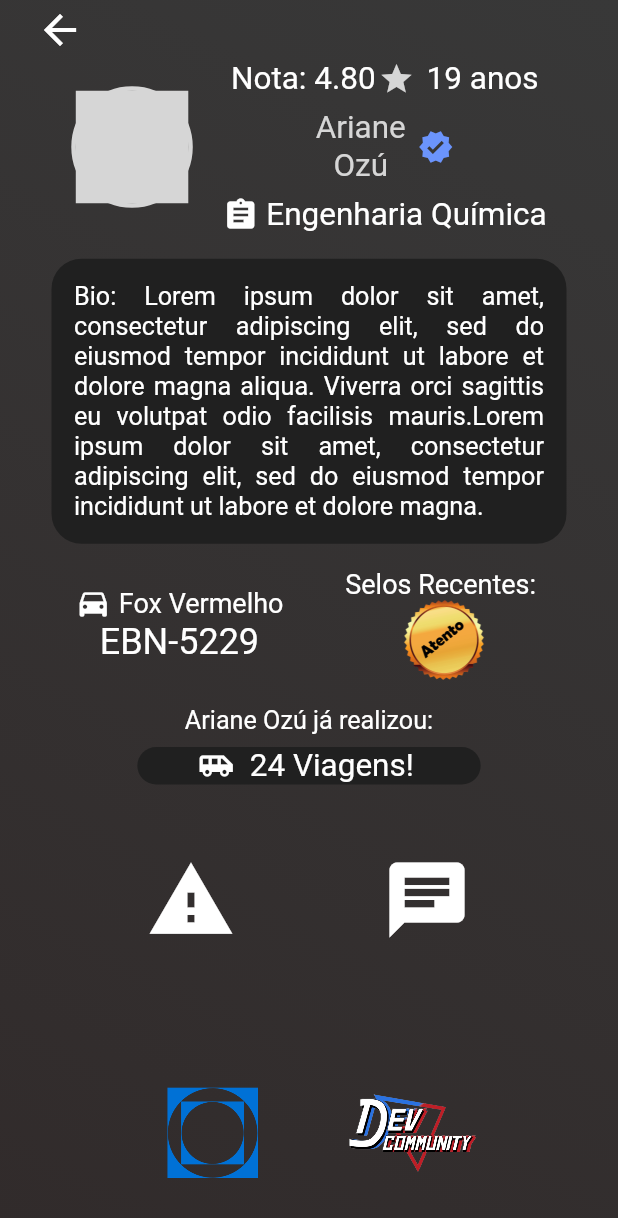
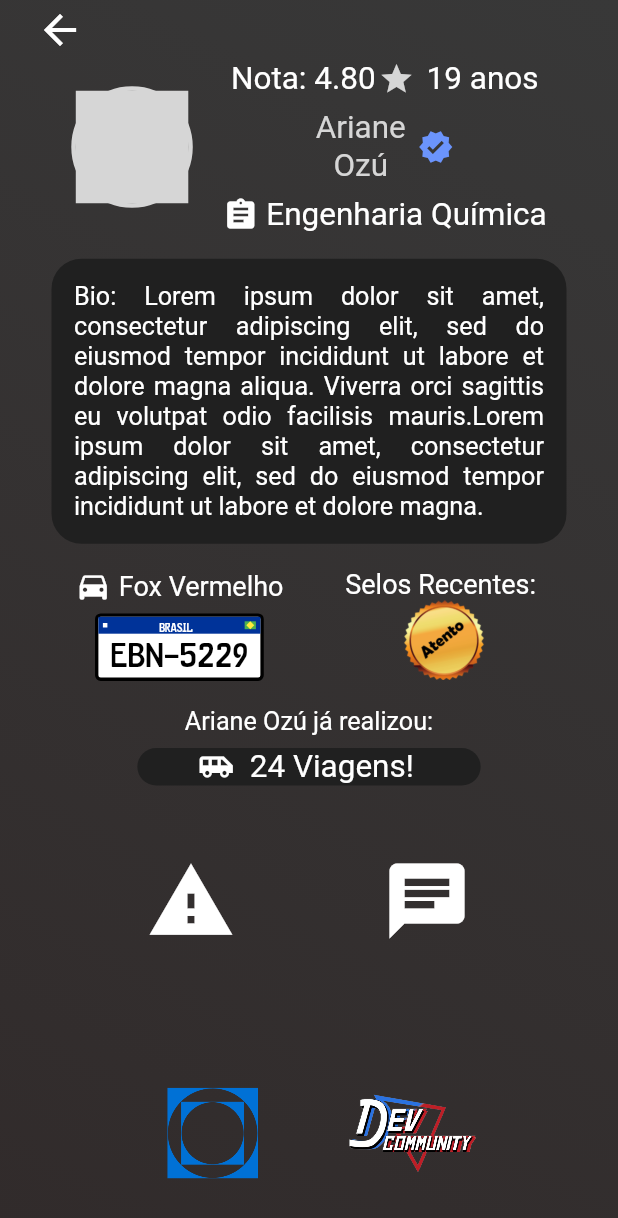
Before and after one commit to VgsStudio/CaronApp_front, a Flutter app: the DriverProfilePage screen opened directly with sample values from the repository, on a phone screen of 412 x 824 dp. Shown: the top 1218 px of the screen. Run offline on Flutter 3.47's test engine with Material 2 defaults, Android fonts, the phone set to English and light mode, and no system bars; our stand-ins replace flutter_rating_bar, flutter_spinkit, flutter_svg, google_fonts, google_maps_flutter, mask_text_input_formatter; missing offline and left inert: flutter_polyline_points, multiavatar, username_gen; grey boxes are pictures that could not be loaded.

Commit message:
Placa do Mercosul no Perfil

```diff
--- a/lib/pages/motorista/perfil/driver_profile_page.dart
+++ b/lib/pages/motorista/perfil/driver_profile_page.dart
@@ -2,17 +2,15 @@ import 'package:caronapp_front/pages/motorista/models/motorista/Motorista.dart';
 import 'package:caronapp_front/pages/motorista/perfil/chat_profile_page.dart';
 import 'package:caronapp_front/pages/motorista/perfil/support_profile_page.dart';
 import 'package:caronapp_front/shared/logo/app_logos.dart';
+import 'package:caronapp_front/shared/placa_mercosul_widget.dart';
 import 'package:caronapp_front/shared/widgets/app_bar_transparente_widget.dart';
 import 'package:flutter/material.dart';
 import 'package:caronapp_front/shared/themes/app_colors.dart';
 import 'package:multiavatar/multiavatar.dart';
 import 'package:flutter_svg/svg.dart';
-import 'dart:math';
 
 class DriverProfilePage extends StatelessWidget {
   final Motorista motorista;
-  static final _random = Random();
-  static final _viagens = _random.nextInt(100) + 20;
 
   DriverProfilePage({Key? key, required this.motorista}) : super(key: key);
 
@@ -150,10 +148,10 @@ class DriverProfilePage extends StatelessWidget {
                             ),
                           ],
                         ),
-                        Text(
-                          motorista.placa,
-                          style: TextStyle(fontSize: 24),
-                        )
+                        SizedBox(
+                          height: 6,
+                        ),
+                        PlacaMercosulWidget(placa: motorista.placa)
                       ],
                     ),
                     SizedBox(
--- /dev/null
+++ b/lib/shared/placa_mercosul_widget.dart
@@ -0,0 +1,71 @@
+import 'package:flutter/material.dart';
+
+import 'dart:math' as math;
+
+class PlacaMercosulWidget extends StatelessWidget {
+  const PlacaMercosulWidget({Key? key, required this.placa}) : super(key: key);
+
+  final String placa;
+  @override
+  Widget build(BuildContext context) {
+    return Container(
+      //tudo
+      width: 112.5,
+      height: 45,
+      alignment: Alignment.topCenter,
+      decoration: BoxDecoration(
+          border: Border.all(color: Colors.black, width: 2.25),
+          color: Colors.white,
+          borderRadius: BorderRadiusDirectional.all(Radius.circular(3.75))),
+      child: Column(
+        children: [
+          Container(
+            //azul
+            width: 112.5,
+            height: 11.25,
+            color: Color(0xff003399),
+            child: Padding(
+              padding: const EdgeInsets.all(3),
+              child: Row(
+                  mainAxisAlignment: MainAxisAlignment.spaceBetween,
+                  children: [
+                    Container(
+                      //mercosul
+                      width: 3,
+                      height: 3,
+                      color: Colors.white,
+                    ),
+                    Text('BRASIL',
+                        style: TextStyle(
+                            fontSize: 6,
+                            color: Colors.white,
+                            fontFamily: 'FE-FONT')),
+                    Container(
+                      height: 7.5,
+                      width: 7.5,
+                      color: Colors.green,
+                      child: Transform.rotate(
+                        angle: math.pi / 4,
+                        child: Center(
+                          child: Container(
+                            width: 3.75,
+                            height: 3.75,
+                            color: Colors.yellow,
+                          ),
+                        ),
+                      ),
+                    )
+                  ]),
+            ),
+          ),
+          SizedBox(height: 5.25),
+          Text(
+            placa,
+            style: TextStyle(
+                fontSize: 18, color: Colors.black, fontFamily: 'FE-FONT'),
+          )
+        ],
+      ),
+    );
+  }
+}
```
Also changed, not shown: pubspec.yaml (+4 -25 lines), assets/images/PlacasCarros/Placa1.png (deleted), assets/images/PlacasCarros/Placa2.png (deleted), assets/images/PlacasCarros/Placa3.png (deleted), fonts/FE-FONT.TTF (added).
